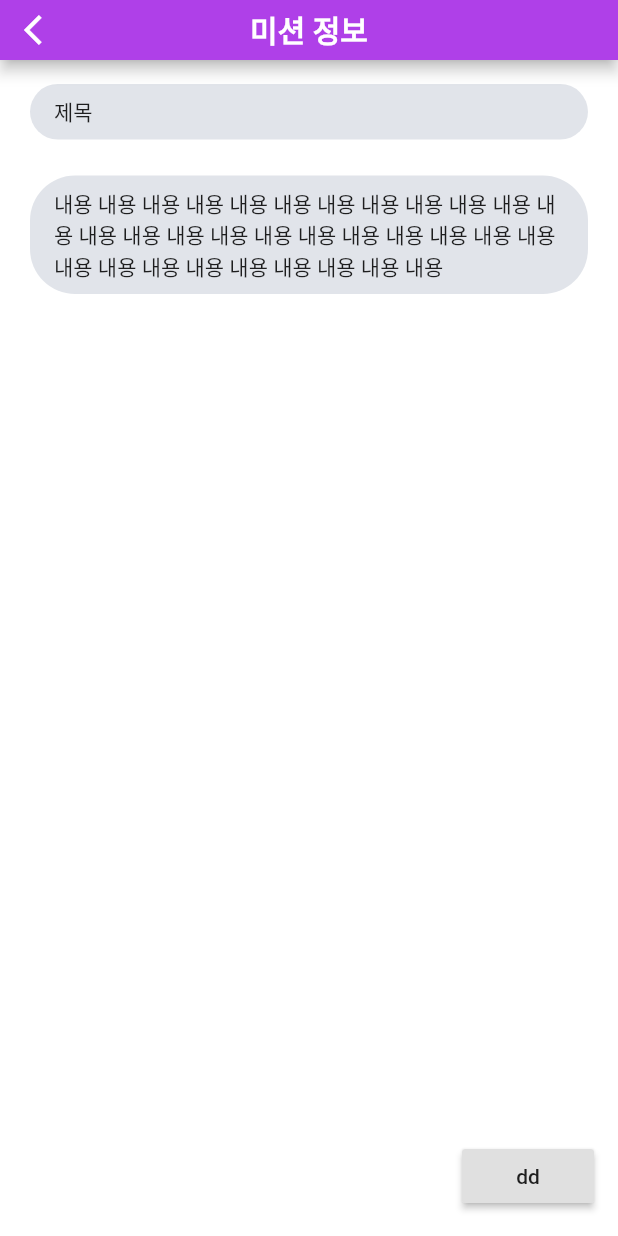
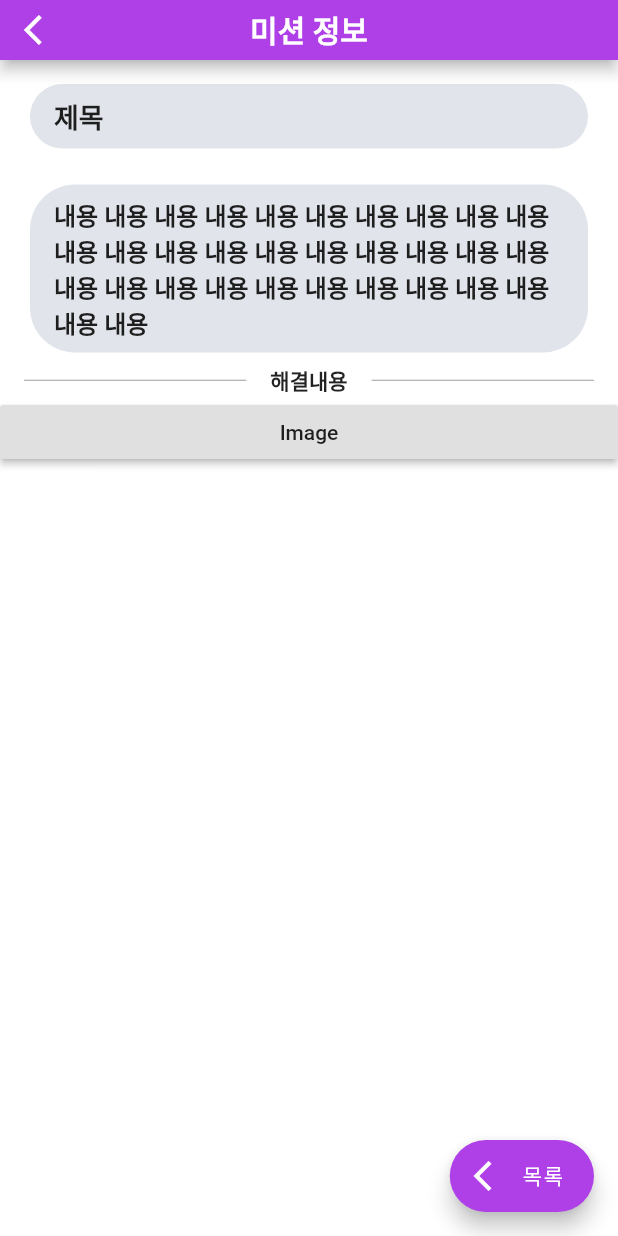
Before and after one commit to Kimchi-dev/smart_memo, a Flutter app: the MissionDetail screen opened directly, on a phone screen of 412 x 824 dp. Run offline on Flutter 3.47's test engine with Material 2 defaults, Android fonts, the phone set to English and light mode, and no system bars; our stand-ins replace hexcolor, pinch_zoom, rflutter_alert.

Commit message:
이미지 확인 루트추가
이미지추가

```diff
--- a/lib/main.dart
+++ b/lib/main.dart
@@ -17,10 +17,7 @@ class MyApp extends StatelessWidget {
         title: 'flutter Demo',
           theme: ThemeData(
           primarySwatch: Colors.blue,
-          fontFamily: 'Roboto',
-          textTheme: TextTheme(
-              headline6: TextStyle(fontSize: 15),
-              headline5: TextStyle(fontSize: 18, fontWeight: FontWeight.w700))),
+          ),
       debugShowCheckedModeBanner: false,
       home: Smart_memo_home(),
     );
--- a/lib/src/ui/bottomNavBar/bottomNavHome.dart
+++ b/lib/src/ui/bottomNavBar/bottomNavHome.dart
@@ -379,7 +379,7 @@ class _BottomNavHomeState extends State<BottomNavHome> {
                       Container(
                         margin: EdgeInsets.symmetric(horizontal: 8.0),
                         child: RaisedButton.icon(
-                          padding: EdgeInsets.symmetric(horizontal: MediaQuery.of(context).size.width - 323),
+                          padding: EdgeInsets.symmetric(horizontal: 16.0),
                           onPressed: () {
                             if (!isDetailMode) {
                               //바로등록 모드
--- a/lib/src/ui/toDoList/missionDetail.dart
+++ b/lib/src/ui/toDoList/missionDetail.dart
@@ -1,6 +1,6 @@
-
 import 'package:flutter/material.dart';
 import 'package:hexcolor/hexcolor.dart';
+import 'package:smart_memo/src/Util/widget_util/ShowImage.dart';
 
 class MissionDetail extends StatefulWidget {
   @override
@@ -16,12 +16,13 @@ class _MissionDetailState extends State<MissionDetail> {
           preferredSize: Size.fromHeight(40.0),
           child: AppBar(
             leading: InkWell(
-              onTap: (){
+                onTap: () {
                   Navigator.pop(context);
                 },
                 child: Icon(Icons.arrow_back_ios)),
             backgroundColor: HexColor("#af40e8"),
-            title: Text('미션 정보',
+            title: Text(
+              '미션 정보',
               style: TextStyle(
                 fontSize: 20.0,
                 fontWeight: FontWeight.bold,
@@ -32,9 +33,8 @@ class _MissionDetailState extends State<MissionDetail> {
         ),
         body: Container(
           child: RefreshIndicator(
-            onRefresh: () async{
+            onRefresh: () async {
               await Future.delayed(Duration(seconds: 1)).then((onvalue) {
-
                 setState(() {
                   print('a');
                 });
@@ -47,33 +47,74 @@ class _MissionDetailState extends State<MissionDetail> {
                 physics: AlwaysScrollableScrollPhysics(
                   parent: BouncingScrollPhysics(),
                 ),
-                child:  ListBody(
+                child: ListBody(
                   children: <Widget>[
                     Container(
-                      padding: EdgeInsets.symmetric(horizontal:  16.0, vertical: 8.0),
-                      margin: EdgeInsets.symmetric(horizontal: 20.0,vertical :16.0),
+                      padding:
+                          EdgeInsets.symmetric(horizontal: 16.0, vertical: 8.0),
+                      margin: EdgeInsets.symmetric(
+                          horizontal: 20.0, vertical: 16.0),
                       decoration: BoxDecoration(
                         borderRadius: BorderRadius.circular(30.0),
                         color: HexColor("#e1e4ea"),
                       ),
-                      child: Text('제목'),
+                      child: Text(
+                        '제목',
+                        style: TextStyle(
+                            fontWeight: FontWeight.bold, fontSize: 18),
+                      ),
                     ),
                     Container(
-                      padding: EdgeInsets.symmetric(horizontal:  16.0, vertical: 8.0),
-                      margin: EdgeInsets.symmetric(horizontal: 20.0,vertical :8.0),
+                      padding:
+                          EdgeInsets.symmetric(horizontal: 16.0, vertical: 8.0),
+                      margin:
+                          EdgeInsets.symmetric(horizontal: 20.0, vertical: 8.0),
                       decoration: BoxDecoration(
                         borderRadius: BorderRadius.circular(30.0),
                         color: HexColor("#e1e4ea"),
                       ),
                       child: SingleChildScrollView(
                         child: Container(
-                          child: Text('내용 내용 내용 내용 '
+                          child: Text(
+                            '내용 내용 내용 내용 '
                             '내용 내용 내용 내용 내용 내용 내용 '
                             '내용 내용 내용 내용 내용 내용 내용 '
                             '내용 내용 내용 내용 내용 내용 내용 '
-                              '내용 내용 내용 내용 내용 내용 내용 '
+                            '내용 내용 내용 내용 내용 내용 내용 ',
+                            style: TextStyle(
+                                fontWeight: FontWeight.bold, fontSize: 16),
                           ),
                         ),
+                      ),
+                    ),
+                    Row(children: <Widget>[
+                      Expanded(
+                          child: Padding(
+                            padding: const EdgeInsets.symmetric(horizontal: 16.0),
+                            child: Divider(
+                              color: Colors.grey,
+                            ),
+                          )),
+                      Text(
+                          "해결내용",
+                        style: TextStyle(
+                          fontWeight: FontWeight.bold,
+                        ),
+                      ),
+                      Expanded(
+                          child: Padding(
+                            padding: const EdgeInsets.symmetric(horizontal: 16.0),
+                            child: Divider(
+                              color: Colors.grey,
+                            ),
+                          )),
+                    ]),
+                    Container(
+                      child: RaisedButton(
+                        onPressed: (){
+                          Navigator.push(context,MaterialPageRoute(builder: (context) => ShowImage()));
+                        },
+                        child: Text('Image'),
                       ),
                     )
                   ],
@@ -82,12 +123,13 @@ class _MissionDetailState extends State<MissionDetail> {
             ),
           ),
         ),
-        floatingActionButton: RaisedButton(
-          onPressed: (){
+        floatingActionButton: FloatingActionButton.extended(
+          onPressed: () {
             Navigator.pop(context);
           },
-          padding: EdgeInsets.zero,
-          child: Text('dd'),
+          backgroundColor: HexColor('#af40e8'),
+          icon: Icon(Icons.arrow_back_ios),
+          label: Text('목록'),
         ),
       ),
     );
```
Also changed, not shown: lib/src/Util/widget_util/ShowImage.dart (added, +16 -0 lines), lib/src/ui/bottomNavBar/bottomNavTodoList.dart (+6 -1 lines), lib/src/ui/toDoList/missionPackAlert.dart (+12 -1 lines), pubspec.yaml (+5 -2 lines), Assets/Fonts/DoHyeon-Regular.ttf (added), pubspec.lock. Lines whose indentation alone changed are shown as unchanged.
